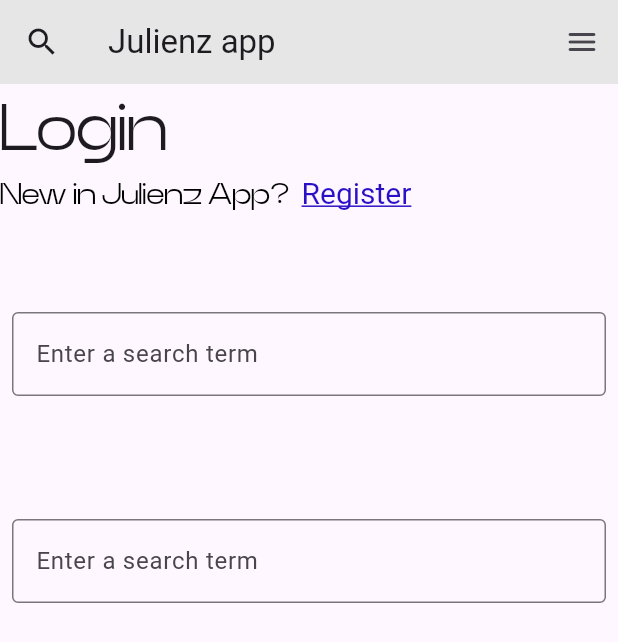
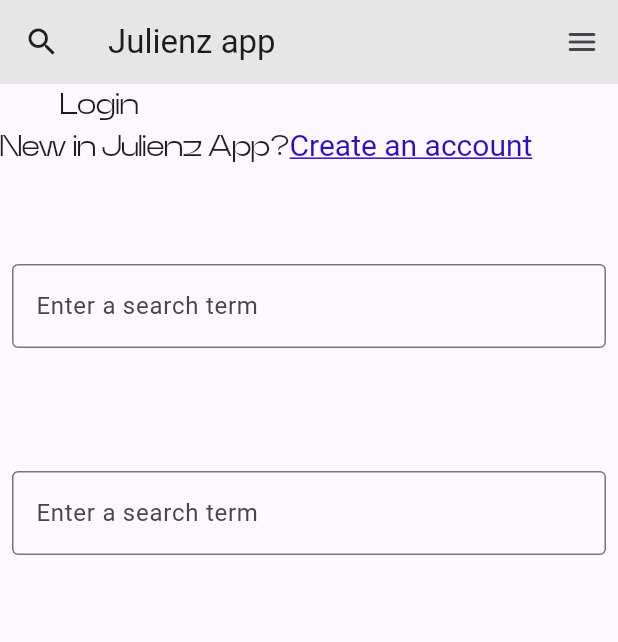
Before and after one commit to ju-lienz/login-app, a Flutter app: the screen it shows after launch, on a phone screen of 412 x 824 dp. Shown: the top 642 px of the screen. Run offline on Flutter 3.47's test engine with Material 2 defaults, Android fonts, the phone set to English and light mode, and no system bars.

Commit message:
optimize text widgets

```diff
--- a/lib/main.dart
+++ b/lib/main.dart
@@ -15,7 +15,6 @@ class MyApp extends StatelessWidget {
       title: 'Flutter Demo',
       debugShowCheckedModeBanner: false,
       theme: ThemeData(
-        colorScheme: ColorScheme.fromSeed(seedColor: Colors.deepPurple),
         useMaterial3: true,
       ),
       home: const MyHomePage(title: 'Welcome'),
--- a/lib/screens/home.dart
+++ b/lib/screens/home.dart
@@ -14,41 +14,20 @@ class BuildBody extends StatefulWidget {
 class _BuildBodyState extends State<BuildBody> {
   @override
   Widget build(BuildContext context) {
-    return Center(
+    return const Center(
       child: Align(
         child: Column(
           crossAxisAlignment: CrossAxisAlignment.start,
           children: [
-            const Text(
-              'Login',
-              style: TextStyle(fontSize: 43, fontFamily: 'Neue Power'),
+            MainText(
+              text: 'Login',
             ),
-            RichText(
-              text: TextSpan(
-                style: const TextStyle(
-                  fontFamily: 'Neue Power',
-                  fontSize: 20,
-                  fontWeight: FontWeight.w400,
-                  color: Colors.black,
-                ),
-                children: [
-                  const TextSpan(text: 'New in Julienz App?  '),
-                  TextSpan(
-                    text: 'Register',
-                    style: const TextStyle(
-                      decoration: TextDecoration.underline,
-                      color: primaryColor, // Color del hipervínculo
-                    ),
-                    recognizer: TapGestureRecognizer()
-                      ..onTap = () {
-                        print('Haz clickeado en Register');
-                      },
-                  )
-                ],
-              ),
-            ),
-            const SizedBox(height: 50.0),
-            const Padding(
+            SecondaryText(
+                firstText: 'New in Julienz App?',
+                hyperlinkText: 'Create an account',
+                fontSize: 20),
+            SizedBox(height: 50.0),
+            Padding(
               padding: EdgeInsets.symmetric(horizontal: 8, vertical: 16),
               child: TextField(
                 decoration: InputDecoration(
@@ -57,8 +36,8 @@ class _BuildBodyState extends State<BuildBody> {
                 ),
               ),
             ),
-            const SizedBox(height: 50.0),
-            const Padding(
+            SizedBox(height: 50.0),
+            Padding(
               padding: EdgeInsets.symmetric(horizontal: 8, vertical: 16),
               child: TextField(
                 decoration: InputDecoration(
@@ -73,3 +52,66 @@ class _BuildBodyState extends State<BuildBody> {
     );
   }
 }
+
+class MainText extends StatelessWidget {
+  final String text;
+  final double fontSize;
+
+  const MainText({
+    super.key,
+    required this.text,
+    this.fontSize = 20,
+  });
+
+  @override
+  Widget build(BuildContext context) {
+    return Padding(
+      padding: const EdgeInsets.fromLTRB(40, 0, 0, 0),
+      child: Text(
+        text,
+        style: TextStyle(fontSize: fontSize, fontFamily: 'Neue Power'),
+      ),
+    );
+  }
+}
+
+class SecondaryText extends StatelessWidget {
+  final String firstText;
+  final String hyperlinkText;
+  final double fontSize;
+
+  const SecondaryText({
+    super.key,
+    required this.firstText,
+    required this.hyperlinkText,
+    this.fontSize = 20,
+  });
+
+  @override
+  Widget build(BuildContext context) {
+    return RichText(
+      text: TextSpan(
+        style: TextStyle(
+          fontFamily: 'Neue Power',
+          fontSize: fontSize,
+          fontWeight: FontWeight.w400,
+          color: blackColor,
+        ),
+        children: [
+          TextSpan(text: firstText),
+          TextSpan(
+            text: hyperlinkText,
+            style: const TextStyle(
+              decoration: TextDecoration.underline,
+              color: primaryColor, // Color del hipervínculo
+            ),
+            recognizer: TapGestureRecognizer()
+              ..onTap = () {
+                print('Haz clickeado en Register');
+              },
+          )
+        ],
+      ),
+    );
+  }
+}
```
